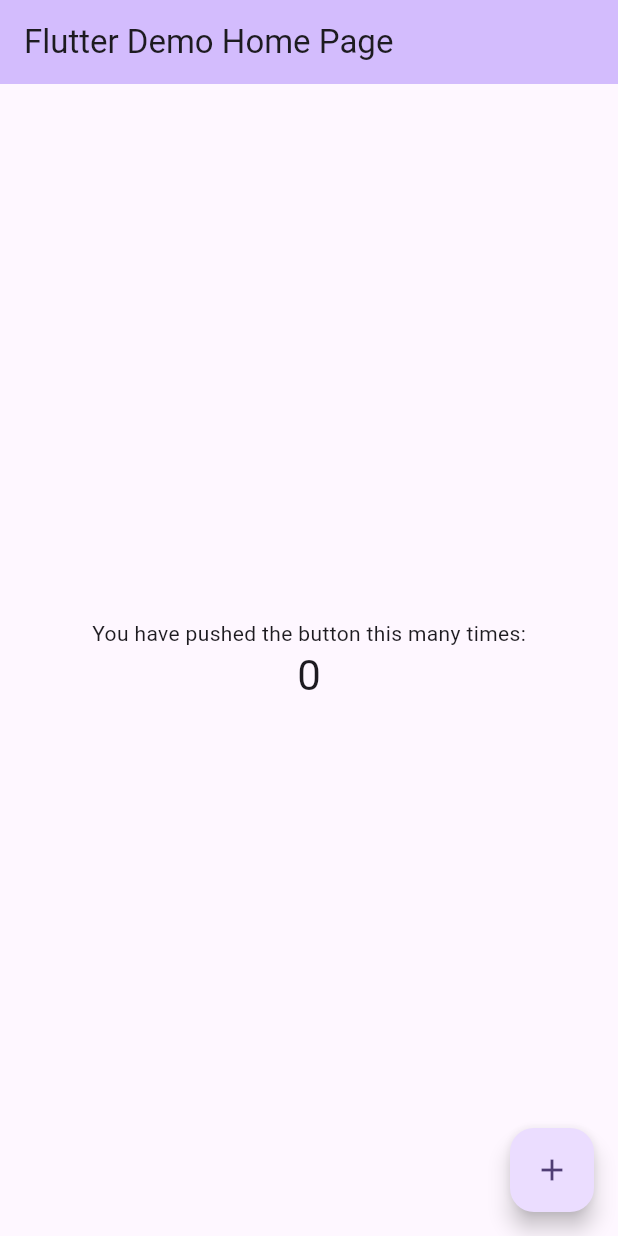
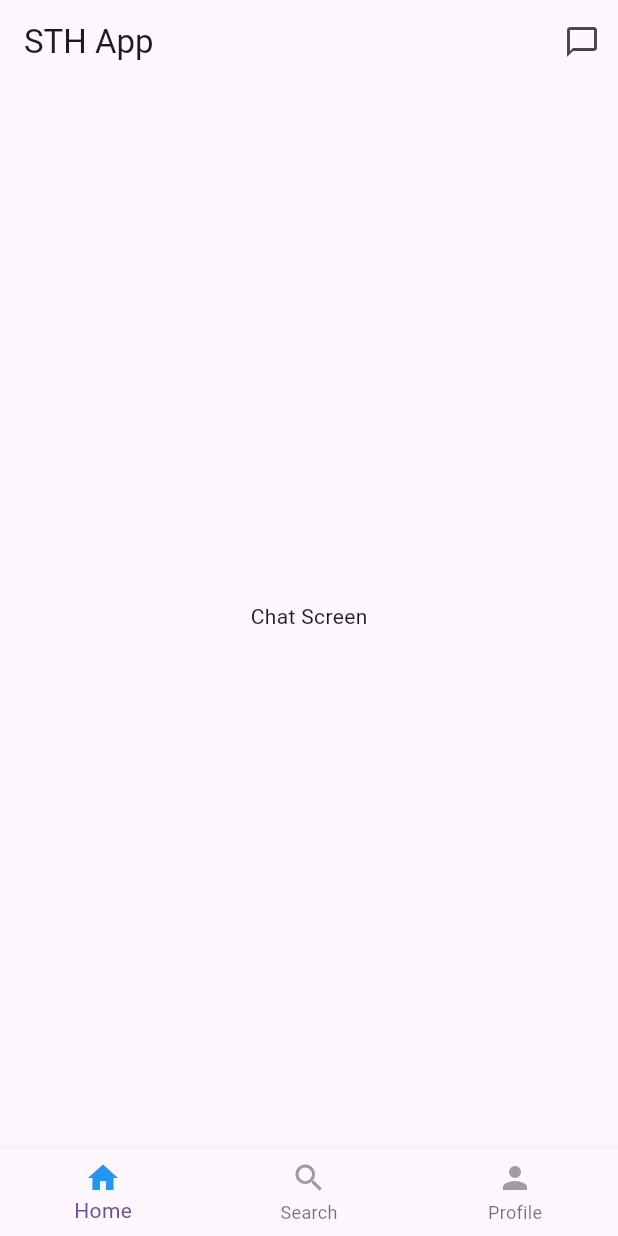
Before and after one commit to anwendungsprojektfom/anwendungsprojekt_fom, a Flutter app: the screen it shows after launch, on a phone screen of 412 x 824 dp. Run offline on Flutter 3.47's test engine with Material 3 defaults, Android fonts, the phone set to English and light mode, and no system bars.

Commit message:
created chatScreen with app and navigationbar

```diff
--- a/sth_app/lib/main.dart
+++ b/sth_app/lib/main.dart
@@ -1,125 +1,21 @@
 import 'package:flutter/material.dart';
+import 'package:sth_app/pages/chatscreen/chatscreen.dart';
 
 void main() {
-  runApp(const MyApp());
+  runApp(const STH_App());
 }
 
-class MyApp extends StatelessWidget {
-  const MyApp({super.key});
+class STH_App extends StatelessWidget {
+  const STH_App({super.key});
 
-  // This widget is the root of your application.
   @override
   Widget build(BuildContext context) {
     return MaterialApp(
-      title: 'Flutter Demo',
-      theme: ThemeData(
-        // This is the theme of your application.
-        //
-        // TRY THIS: Try running your application with "flutter run". You'll see
-        // the application has a purple toolbar. Then, without quitting the app,
-        // try changing the seedColor in the colorScheme below to Colors.green
-        // and then invoke "hot reload" (save your changes or press the "hot
-        // reload" button in a Flutter-supported IDE, or press "r" if you used
-        // the command line to start the app).
-        //
-        // Notice that the counter didn't reset back to zero; the application
-        // state is not lost during the reload. To reset the state, use hot
-        // restart instead.
-        //
-        // This works for code too, not just values: Most code changes can be
-        // tested with just a hot reload.
-        colorScheme: ColorScheme.fromSeed(seedColor: Colors.deepPurple),
-        useMaterial3: true,
-      ),
-      home: const MyHomePage(title: 'Flutter Demo Home Page'),
+      title: 'STH App',
+      debugShowCheckedModeBanner: false,
+      initialRoute: '/chatScreen', routes: {
+      '/chatScreen': (context) => const chatScreen(),
+      }
     );
   }
 }
-
-class MyHomePage extends StatefulWidget {
-  const MyHomePage({super.key, required this.title});
-
-  // This widget is the home page of your application. It is stateful, meaning
-  // that it has a State object (defined below) that contains fields that affect
-  // how it looks.
-
-  // This class is the configuration for the state. It holds the values (in this
-  // case the title) provided by the parent (in this case the App widget) and
-  // used by the build method of the State. Fields in a Widget subclass are
-  // always marked "final".
-
-  final String title;
-
-  @override
-  State<MyHomePage> createState() => _MyHomePageState();
-}
-
-class _MyHomePageState extends State<MyHomePage> {
-  int _counter = 0;
-
-  void _incrementCounter() {
-    setState(() {
-      // This call to setState tells the Flutter framework that something has
-      // changed in this State, which causes it to rerun the build method below
-      // so that the display can reflect the updated values. If we changed
-      // _counter without calling setState(), then the build method would not be
-      // called again, and so nothing would appear to happen.
-      _counter++;
-    });
-  }
-
-  @override
-  Widget build(BuildContext context) {
-    // This method is rerun every time setState is called, for instance as done
-    // by the _incrementCounter method above.
-    //
-    // The Flutter framework has been optimized to make rerunning build methods
-    // fast, so that you can just rebuild anything that needs updating rather
-    // than having to individually change instances of widgets.
-    return Scaffold(
-      appBar: AppBar(
-        // TRY THIS: Try changing the color here to a specific color (to
-        // Colors.amber, perhaps?) and trigger a hot reload to see the AppBar
-        // change color while the other colors stay the same.
-        backgroundColor: Theme.of(context).colorScheme.inversePrimary,
-        // Here we take the value from the MyHomePage object that was created by
-        // the App.build method, and use it to set our appbar title.
-        title: Text(widget.title),
-      ),
-      body: Center(
-        // Center is a layout widget. It takes a single child and positions it
-        // in the middle of the parent.
-        child: Column(
-          // Column is also a layout widget. It takes a list of children and
-          // arranges them vertically. By default, it sizes itself to fit its
-          // children horizontally, and tries to be as tall as its parent.
-          //
-          // Column has various properties to control how it sizes itself and
-          // how it positions its children. Here we use mainAxisAlignment to
-          // center the children vertically; the main axis here is the vertical
-          // axis because Columns are vertical (the cross axis would be
-          // horizontal).
-          //
-          // TRY THIS: Invoke "debug painting" (choose the "Toggle Debug Paint"
-          // action in the IDE, or press "p" in the console), to see the
-          // wireframe for each widget.
-          mainAxisAlignment: MainAxisAlignment.center,
-          children: <Widget>[
-            const Text(
-              'You have pushed the button this many times:',
-            ),
-            Text(
-              '$_counter',
-              style: Theme.of(context).textTheme.headlineMedium,
-            ),
-          ],
-        ),
-      ),
-      floatingActionButton: FloatingActionButton(
-        onPressed: _incrementCounter,
-        tooltip: 'Increment',
-        child: const Icon(Icons.add),
-      ), // This trailing comma makes auto-formatting nicer for build methods.
-    );
-  }
-}
--- a/sth_app/lib/pages/chatscreen/chatscreen.dart
+++ b/sth_app/lib/pages/chatscreen/chatscreen.dart
@@ -0,0 +1,50 @@
+import 'package:flutter/material.dart';
+
+class chatScreen extends StatefulWidget {
+  const chatScreen({Key? key}) : super(key: key);
+
+  @override
+  _chatScreenState createState() => _chatScreenState();
+}
+
+
+class _chatScreenState extends State<chatScreen>{
+
+  @override
+  Widget build(BuildContext context) {
+    return Scaffold(
+      appBar: AppBar(
+        title: const Text('STH App'),
+        actions: <Widget> [
+          IconButton(
+            icon: const Icon(Icons.chat_bubble_outline),
+            onPressed: (){
+              Navigator.pushNamed(context, '/chatScreen');
+              },
+            )
+        ],
+      ),
+      body: const Center(
+        child: Text("Chat Screen"),
+      ),
+      bottomNavigationBar: BottomNavigationBar(
+        items: const [
+          BottomNavigationBarItem(
+            icon: Icon(Icons.home),
+            label: 'Home',
+          ),
+          BottomNavigationBarItem(
+            icon: Icon(Icons.search),
+            label: 'Search',
+          ),
+          BottomNavigationBarItem(
+            icon: Icon(Icons.person),
+            label: 'Profile',
+          ),
+        ],
+        selectedIconTheme: const IconThemeData(color: Colors.blue),
+        unselectedIconTheme: const IconThemeData(color: Colors.grey),
+      ),
+    );
+  }
+}
```
Also changed, not shown: sth_app/pubspec.lock, 3 other files.
